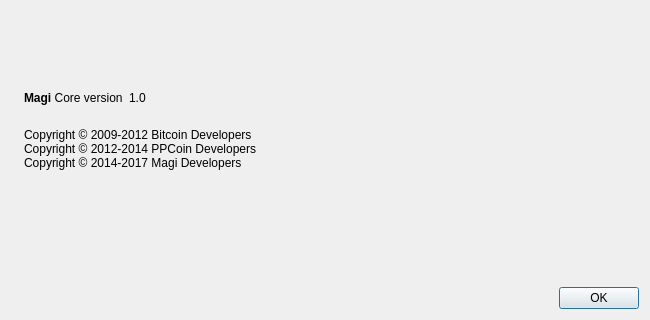
Qt form src/qt/forms/aboutdialog.ui (m-pays/magi) before a commit.
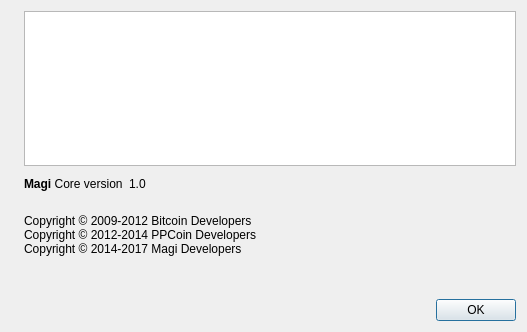
The same form after that commit. Icons and pictures are not drawn.

Patch:
```diff
--- a/src/qt/forms/aboutdialog.ui
+++ b/src/qt/forms/aboutdialog.ui
@@ -6,8 +6,8 @@
    <rect>
     <x>0</x>
     <y>0</y>
-    <width>650</width>
-    <height>320</height>
+    <width>527</width>
+    <height>332</height>
    </rect>
   </property>
   <property name="sizePolicy">
@@ -19,9 +19,9 @@
   <property name="windowTitle">
    <string>About Magi</string>
   </property>
-  <layout class="QHBoxLayout" name="horizontalLayout_2">
-   <item>
-    <layout class="QVBoxLayout" name="verticalLayout_6">
+  <layout class="QGridLayout" name="gridLayout">
+   <item row="0" column="0">
+    <layout class="QVBoxLayout" name="verticalLayoutLogo">
      <item>
       <widget class="QLabel" name="label_4">
        <property name="sizePolicy">
@@ -40,8 +40,11 @@
      </item>
     </layout>
    </item>
-   <item>
+   <item row="0" column="1">
     <layout class="QVBoxLayout" name="verticalLayout_2">
+     <item>
+      <widget class="QTextEdit" name="textEdit"/>
+     </item>
      <item>
       <spacer name="verticalSpacer_2">
        <property name="orientation">
```
Left out of the diff: 2 changed lines with no effect on the pictures.
